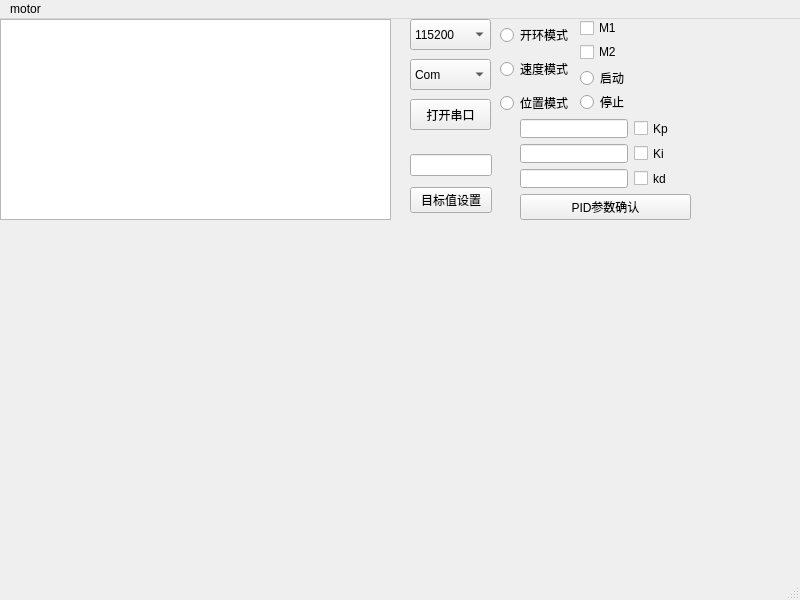
First picture: the form in MainWindow/mainwindow.ui, repository zagerx/MCOM, before the edit.
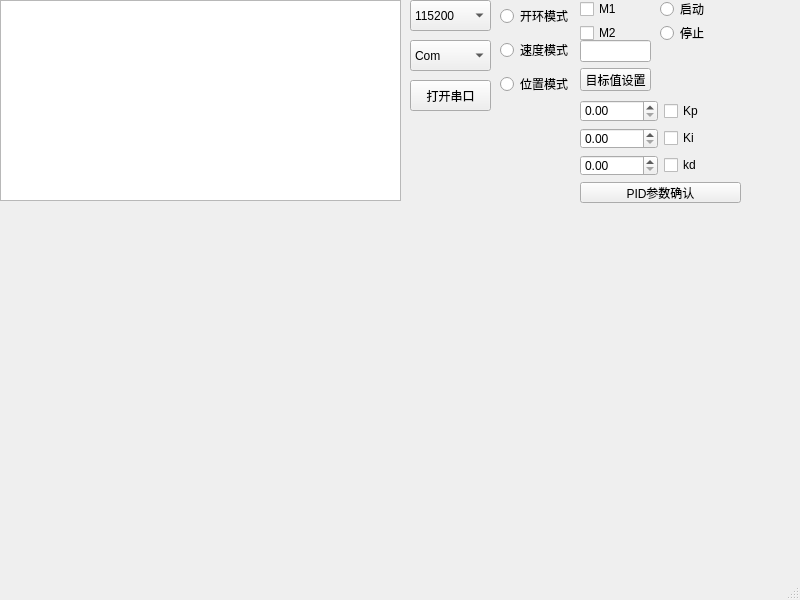
Second picture: the form after the edit.

Commit message: UI界面，增加PID调试功能

What changed in the file:
```diff
--- a/MainWindow/mainwindow.ui
+++ b/MainWindow/mainwindow.ui
@@ -32,7 +32,7 @@
      <rect>
       <x>0</x>
       <y>0</y>
-      <width>391</width>
+      <width>401</width>
       <height>201</height>
      </rect>
     </property>
@@ -113,8 +113,8 @@
    <widget class="QWidget" name="verticalLayoutWidget_2">
     <property name="geometry">
      <rect>
-      <x>580</x>
-      <y>50</y>
+      <x>660</x>
+      <y>0</y>
       <width>71</width>
       <height>42</height>
      </rect>
@@ -165,10 +165,10 @@
    <widget class="QWidget" name="verticalLayoutWidget_4">
     <property name="geometry">
      <rect>
-      <x>410</x>
-      <y>130</y>
-      <width>82</width>
-      <height>71</height>
+      <x>580</x>
+      <y>40</y>
+      <width>71</width>
+      <height>51</height>
      </rect>
     </property>
     <layout class="QVBoxLayout" name="verticalLayout_4">
@@ -187,39 +187,47 @@
    <widget class="QWidget" name="verticalLayoutWidget_5">
     <property name="geometry">
      <rect>
-      <x>520</x>
+      <x>580</x>
       <y>100</y>
-      <width>171</width>
-      <height>101</height>
+      <width>161</width>
+      <height>103</height>
      </rect>
     </property>
     <layout class="QVBoxLayout" name="verticalLayout_5">
      <item>
-      <layout class="QFormLayout" name="formLayout">
-       <item row="0" column="0">
-        <widget class="QLineEdit" name="lineEdit_2"/>
+      <layout class="QHBoxLayout" name="horizontalLayout">
+       <item>
+        <widget class="QDoubleSpinBox" name="doubleSpinBox"/>
        </item>
-       <item row="0" column="1">
+       <item>
         <widget class="QCheckBox" name="checkBox_3">
          <property name="text">
           <string>Kp</string>
          </property>
         </widget>
        </item>
-       <item row="1" column="0">
-        <widget class="QLineEdit" name="lineEdit_3"/>
-       </item>
-       <item row="1" column="1">
+      </layout>
+     </item>
+     <item>
+      <layout class="QHBoxLayout" name="horizontalLayout_2">
+       <item>
+        <widget class="QDoubleSpinBox" name="doubleSpinBox_2"/>
+       </item>
+       <item>
         <widget class="QCheckBox" name="checkBox_4">
          <property name="text">
           <string>Ki</string>
          </property>
         </widget>
        </item>
-       <item row="2" column="0">
-        <widget class="QLineEdit" name="lineEdit_4"/>
-       </item>
-       <item row="2" column="1">
+      </layout>
+     </item>
+     <item>
+      <layout class="QHBoxLayout" name="horizontalLayout_3">
+       <item>
+        <widget class="QDoubleSpinBox" name="doubleSpinBox_3"/>
+       </item>
+       <item>
         <widget class="QCheckBox" name="checkBox_5">
          <property name="text">
           <string>kd</string>
@@ -229,6 +237,8 @@
       </layout>
      </item>
      <item>
+      <layout class="QHBoxLayout" name="horizontalLayout_4">
+       <item>
       <widget class="QPushButton" name="pushButton_2">
        <property name="enabled">
         <bool>true</bool>
@@ -242,24 +252,10 @@
       </widget>
      </item>
     </layout>
+     </item>
+    </layout>
    </widget>
   </widget>
-  <widget class="QMenuBar" name="menubar">
-   <property name="geometry">
-    <rect>
-     <x>0</x>
-     <y>0</y>
-     <width>800</width>
-     <height>17</height>
-    </rect>
-   </property>
-   <widget class="QMenu" name="menumotor">
-    <property name="title">
-     <string>motor</string>
-    </property>
-   </widget>
-   <addaction name="menumotor"/>
-  </widget>
   <widget class="QStatusBar" name="statusbar"/>
  </widget>
  <resources/>
```
Lines whose indentation alone changed are shown as unchanged. The commit also changes 2 other files.
